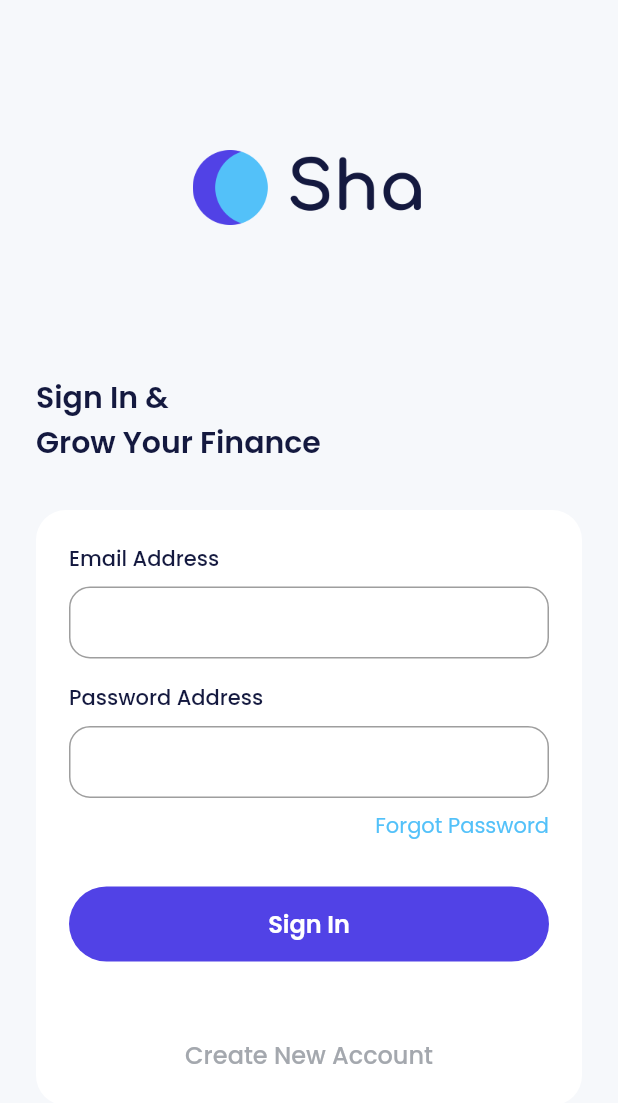
After one commit to magerngoding/E-Wallet-Apps, a Flutter app: the SignInPage screen opened directly, on a phone screen of 412 x 824 dp. The commit adds this screen. Shown: the top 1103 px of the screen. Run offline on Flutter 3.47's test engine with Material 2 defaults, Android fonts, the phone set to English and light mode, and no system bars; our stand-ins replace carousel_slider, google_fonts.

Commit message:
Membuat sign in page

```diff
--- a/lib/pages/onboarding_page.dart
+++ b/lib/pages/onboarding_page.dart
@@ -1,6 +1,7 @@
 // ignore_for_file: prefer_const_constructors
 
 import 'package:carousel_slider/carousel_slider.dart';
+import 'package:e_wallet/pages/sign_in_page.dart';
 import 'package:e_wallet/shared/theme.dart';
 import 'package:flutter/material.dart';
 
@@ -133,7 +134,14 @@ class _OnBoardingPageState extends State<OnBoardingPage> {
                                 style: TextButton.styleFrom(
                                   padding: EdgeInsets.zero,
                                 ),
-                                onPressed: () {},
+                                onPressed: () {
+                                  Navigator.push(
+                                    context,
+                                    MaterialPageRoute(
+                                      builder: (context) => SignInPage(),
+                                    ),
+                                  );
+                                },
                                 child: Text(
                                   'Sign In',
                                   style: greyTextStyle.copyWith(
--- /dev/null
+++ b/lib/pages/sign_in_page.dart
@@ -0,0 +1,159 @@
+// ignore_for_file: prefer_const_constructors
+
+import 'package:e_wallet/shared/theme.dart';
+import 'package:flutter/material.dart';
+
+class SignInPage extends StatelessWidget {
+  const SignInPage({super.key});
+
+  @override
+  Widget build(BuildContext context) {
+    return Scaffold(
+      backgroundColor: lightBackgroundColor,
+      body: ListView(
+        padding: EdgeInsets.symmetric(
+          horizontal: 24,
+        ),
+        children: [
+          Container(
+            width: 155,
+            height: 50,
+            margin: EdgeInsets.only(
+              top: 100,
+              bottom: 100,
+            ),
+            decoration: BoxDecoration(
+              image: DecorationImage(
+                image: AssetImage('assets/img_logo_light.png'),
+              ),
+            ),
+          ),
+          Text(
+            'Sign In &\nGrow Your Finance',
+            style: blackTextStyle.copyWith(
+              fontSize: 20,
+              fontWeight: semiBold,
+            ),
+          ),
+          SizedBox(
+            height: 30,
+          ),
+          Container(
+            padding: EdgeInsets.all(22),
+            decoration: BoxDecoration(
+              borderRadius: BorderRadius.circular(20),
+              color: whiteColor,
+            ),
+            child: Column(
+              crossAxisAlignment: CrossAxisAlignment.start,
+              children: [
+                // Note : EMAIL INPUT
+                Column(
+                  crossAxisAlignment: CrossAxisAlignment.start,
+                  children: [
+                    Text(
+                      'Email Address',
+                      style: blackTextStyle.copyWith(
+                        fontWeight: medium,
+                      ),
+                    ),
+                    SizedBox(
+                      height: 8,
+                    ),
+                    TextFormField(
+                      decoration: InputDecoration(
+                        border: OutlineInputBorder(
+                          borderRadius: BorderRadius.circular(14),
+                        ),
+                        contentPadding: EdgeInsets.all(12),
+                      ),
+                    )
+                  ],
+                ),
+                SizedBox(
+                  height: 16,
+                ),
+                // Note : PASSWORD INPUT
+                Column(
+                  crossAxisAlignment: CrossAxisAlignment.start,
+                  children: [
+                    Text(
+                      'Password Address',
+                      style: blackTextStyle.copyWith(
+                        fontWeight: medium,
+                      ),
+                    ),
+                    SizedBox(
+                      height: 8,
+                    ),
+                    TextFormField(
+                      obscureText: true,
+                      decoration: InputDecoration(
+                        border: OutlineInputBorder(
+                          borderRadius: BorderRadius.circular(14),
+                        ),
+                        contentPadding: EdgeInsets.all(12),
+                      ),
+                    ),
+                  ],
+                ),
+                SizedBox(
+                  height: 8,
+                ),
+                Align(
+                  alignment: Alignment.centerRight,
+                  child: Text(
+                    'Forgot Password',
+                    style: blueTextStyle,
+                  ),
+                ),
+                SizedBox(
+                  height: 30,
+                ),
+                SizedBox(
+                  width: double.infinity,
+                  height: 50,
+                  child: TextButton(
+                    style: TextButton.styleFrom(
+                      backgroundColor: purpleColor,
+                      shape: RoundedRectangleBorder(
+                        borderRadius: BorderRadius.circular(56),
+                      ),
+                    ),
+                    onPressed: () {},
+                    child: Text(
+                      'Sign In',
+                      style: whiteTextStyle.copyWith(
+                        fontSize: 16,
+                        fontWeight: semiBold,
+                      ),
+                    ),
+                  ),
+                ),
+                SizedBox(
+                  height: 50,
+                ),
+                SizedBox(
+                  width: double.infinity,
+                  height: 24,
+                  child: TextButton(
+                    style: TextButton.styleFrom(
+                      padding: EdgeInsets.zero,
+                    ),
+                    onPressed: () {},
+                    child: Text(
+                      'Create New Account',
+                      style: greyTextStyle.copyWith(
+                        fontSize: 16,
+                      ),
+                    ),
+                  ),
+                ),
+              ],
+            ),
+          )
+        ],
+      ),
+    );
+  }
+}
```
